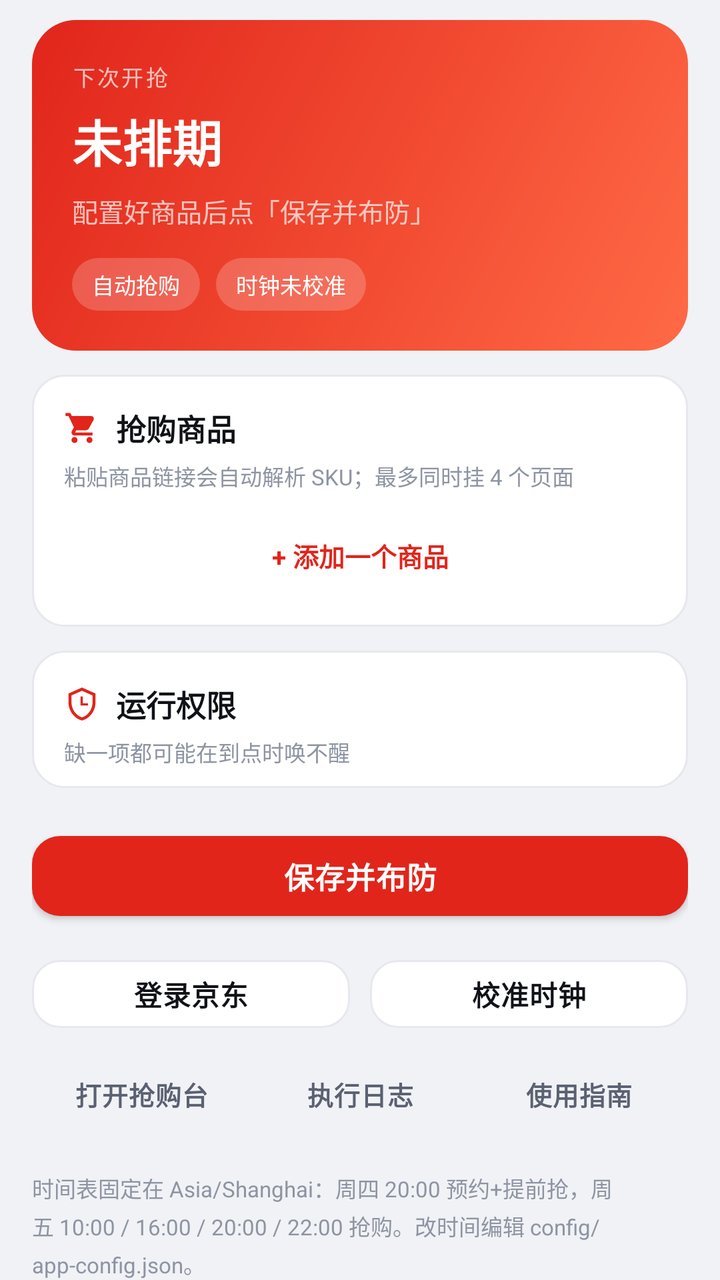
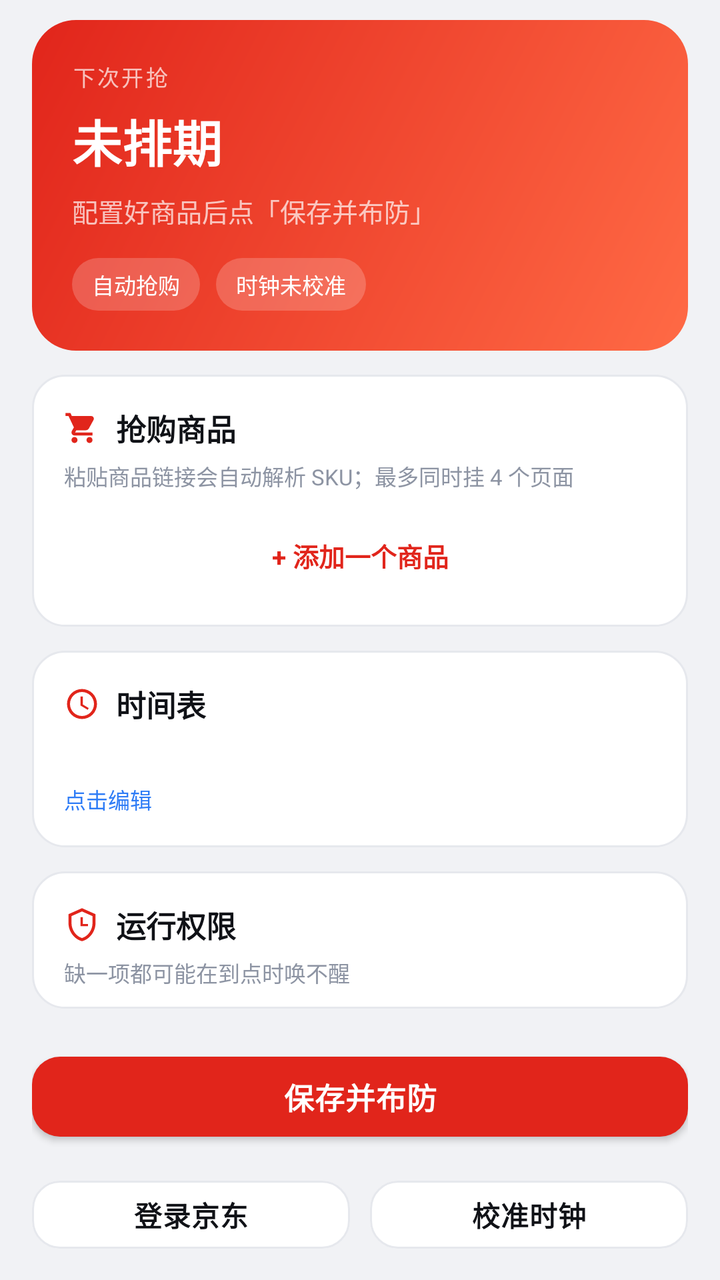

An Android layout rendered at two revisions. The XML below is the earlier revision; the diff shows what the commit changed to produce the second picture.
<!-- AndroidManifest.xml: application theme Theme.JdSniper -->
<!-- res/layout/activity_main.xml -->
<?xml version="1.0" encoding="utf-8"?>
<ScrollView xmlns:android="http://schemas.android.com/apk/res/android"
    android:layout_width="match_parent"
    android:layout_height="match_parent"
    android:background="@color/bg"
    android:clipToPadding="false"
    android:fillViewport="true"
    android:scrollbars="none">

    <LinearLayout
        android:layout_width="match_parent"
        android:layout_height="wrap_content"
        android:orientation="vertical"
        android:paddingStart="16dp"
        android:paddingTop="10dp"
        android:paddingEnd="16dp"
        android:paddingBottom="28dp">

        
        <LinearLayout
            android:layout_width="match_parent"
            android:layout_height="wrap_content"
            android:background="@drawable/bg_header"
            android:orientation="vertical"
            android:padding="20dp">

            <TextView
                android:layout_width="wrap_content"
                android:layout_height="wrap_content"
                android:letterSpacing="0.1"
                android:text="@string/next_label"
                android:textColor="@color/white_70"
                android:textSize="11sp" />

            <TextView
                android:id="@+id/tvNextTime"
                android:layout_width="match_parent"
                android:layout_height="wrap_content"
                android:layout_marginTop="6dp"
                android:includeFontPadding="false"
                android:text="@string/next_event_none"
                android:textColor="#FFFFFF"
                android:textSize="25sp"
                android:textStyle="bold" />

            <TextView
                android:id="@+id/tvCountdown"
                android:layout_width="match_parent"
                android:layout_height="wrap_content"
                android:layout_marginTop="7dp"
                android:text="@string/next_empty_hint"
                android:textColor="@color/white_70"
                android:textSize="13sp" />

            <LinearLayout
                android:layout_width="match_parent"
                android:layout_height="wrap_content"
                android:layout_marginTop="14dp"
                android:orientation="horizontal">

                <TextView
                    android:id="@+id/tvModePill"
                    android:layout_width="wrap_content"
                    android:layout_height="wrap_content"
                    android:background="@drawable/bg_pill_white"
                    android:paddingStart="10dp"
                    android:paddingTop="5dp"
                    android:paddingEnd="10dp"
                    android:paddingBottom="5dp"
                    android:text="@string/pill_auto"
                    android:textColor="#FFFFFF"
                    android:textSize="11sp" />

                <TextView
                    android:id="@+id/tvClockPill"
                    android:layout_width="wrap_content"
                    android:layout_height="wrap_content"
                    android:layout_marginStart="8dp"
                    android:background="@drawable/bg_pill_white"
                    android:paddingStart="10dp"
                    android:paddingTop="5dp"
                    android:paddingEnd="10dp"
                    android:paddingBottom="5dp"
                    android:text="@string/pill_clock_bad"
                    android:textColor="#FFFFFF"
                    android:textSize="11sp" />
            </LinearLayout>
        </LinearLayout>

        
        <LinearLayout
            android:layout_width="match_parent"
            android:layout_height="wrap_content"
            android:layout_marginTop="12dp"
            android:background="@drawable/bg_card"
            android:orientation="vertical"
            android:padding="16dp">

            <LinearLayout
                android:layout_width="match_parent"
                android:layout_height="wrap_content"
                android:gravity="center_vertical"
                android:orientation="horizontal">

                <ImageView
                    android:layout_width="18dp"
                    android:layout_height="18dp"
                    android:contentDescription="@string/item_title"
                    android:src="@drawable/ic_cart"
                    android:tint="@color/brand_red" />

                <TextView
                    style="@style/Text.SectionTitle"
                    android:layout_width="0dp"
                    android:layout_height="wrap_content"
                    android:layout_marginStart="8dp"
                    android:layout_weight="1"
                    android:text="@string/item_title" />

                <TextView
                    android:id="@+id/tvItemCount"
                    style="@style/Text.Caption"
                    android:layout_width="wrap_content"
                    android:layout_height="wrap_content" />
            </LinearLayout>

            <TextView
                style="@style/Text.Caption"
                android:layout_width="match_parent"
                android:layout_height="wrap_content"
                android:layout_marginTop="5dp"
                android:text="@string/item_hint" />

            <LinearLayout
                android:id="@+id/itemBox"
                android:layout_width="match_parent"
                android:layout_height="wrap_content"
                android:layout_marginTop="2dp"
                android:orientation="vertical" />

            <TextView
                android:id="@+id/tvAddItem"
                android:layout_width="match_parent"
                android:layout_height="wrap_content"
                android:layout_marginTop="10dp"
                android:background="?attr/selectableItemBackground"
                android:gravity="center"
                android:paddingTop="10dp"
                android:paddingBottom="10dp"
                android:text="@string/item_add"
                android:textColor="@color/brand_red"
                android:textSize="13sp"
                android:textStyle="bold" />
        </LinearLayout>

        
        <LinearLayout
            android:layout_width="match_parent"
            android:layout_height="wrap_content"
            android:layout_marginTop="12dp"
            android:background="@drawable/bg_card"
            android:orientation="vertical"
            android:paddingStart="16dp"
            android:paddingTop="16dp"
            android:paddingEnd="16dp"
            android:paddingBottom="8dp">

            <LinearLayout
                android:layout_width="match_parent"
                android:layout_height="wrap_content"
                android:gravity="center_vertical"
                android:orientation="horizontal">

                <ImageView
                    android:layout_width="18dp"
                    android:layout_height="18dp"
                    android:contentDescription="@string/perm_title"
                    android:src="@drawable/ic_shield"
                    android:tint="@color/brand_red" />

                <TextView
                    style="@style/Text.SectionTitle"
                    android:layout_width="0dp"
                    android:layout_height="wrap_content"
                    android:layout_marginStart="8dp"
                    android:layout_weight="1"
                    android:text="@string/perm_title" />

                <TextView
                    android:id="@+id/tvPermCount"
                    style="@style/Text.Caption"
                    android:layout_width="wrap_content"
                    android:layout_height="wrap_content" />
            </LinearLayout>

            <TextView
                style="@style/Text.Caption"
                android:layout_width="match_parent"
                android:layout_height="wrap_content"
                android:layout_marginTop="5dp"
                android:text="@string/perm_hint" />

            <LinearLayout
                android:id="@+id/permBox"
                android:layout_width="match_parent"
                android:layout_height="wrap_content"
                android:layout_marginTop="2dp"
                android:orientation="vertical" />
        </LinearLayout>

        <com.google.android.material.button.MaterialButton
            android:id="@+id/btnSave"
            android:layout_width="match_parent"
            android:layout_height="wrap_content"
            android:layout_marginTop="18dp"
            android:text="@string/btn_save" />

        <LinearLayout
            android:layout_width="match_parent"
            android:layout_height="wrap_content"
            android:layout_marginTop="10dp"
            android:orientation="horizontal">

            <com.google.android.material.button.MaterialButton
                android:id="@+id/btnLogin"
                style="@style/Widget.JdSniper.Button.Outlined"
                android:layout_width="0dp"
                android:layout_height="wrap_content"
                android:layout_weight="1"
                android:text="@string/btn_login" />

            <com.google.android.material.button.MaterialButton
                android:id="@+id/btnSync"
                style="@style/Widget.JdSniper.Button.Outlined"
                android:layout_width="0dp"
                android:layout_height="wrap_content"
                android:layout_marginStart="10dp"
                android:layout_weight="1"
                android:text="@string/btn_sync" />
        </LinearLayout>

        <LinearLayout
            android:layout_width="match_parent"
            android:layout_height="wrap_content"
            android:layout_marginTop="6dp"
            android:orientation="horizontal">

            <com.google.android.material.button.MaterialButton
                android:id="@+id/btnPrewarm"
                style="@style/Widget.JdSniper.Button.Text"
                android:layout_width="0dp"
                android:layout_height="wrap_content"
                android:layout_weight="1"
                android:text="@string/btn_prewarm" />

            <com.google.android.material.button.MaterialButton
                android:id="@+id/btnLog"
                style="@style/Widget.JdSniper.Button.Text"
                android:layout_width="0dp"
                android:layout_height="wrap_content"
                android:layout_weight="1"
                android:text="@string/btn_log" />

            <com.google.android.material.button.MaterialButton
                android:id="@+id/btnGuide"
                style="@style/Widget.JdSniper.Button.Text"
                android:layout_width="0dp"
                android:layout_height="wrap_content"
                android:layout_weight="1"
                android:text="@string/btn_guide" />
        </LinearLayout>

        <TextView
            style="@style/Text.Caption"
            android:layout_width="match_parent"
            android:layout_height="wrap_content"
            android:layout_marginTop="18dp"
            android:lineSpacingExtra="3dp"
            android:text="@string/hint_footer" />
    </LinearLayout>
</ScrollView>
<!-- resources referenced by this layout -->
<resources>
  <color name="bg">#F1F2F5</color>
  <color name="brand_red">#E1251B</color>
  <color name="white_70">#B3FFFFFF</color>
  <!-- drawable bg_card (drawable) -->
  <?xml version="1.0" encoding="utf-8"?>
  <shape xmlns:android="http://schemas.android.com/apk/res/android"
      android:shape="rectangle">
      <solid android:color="@color/surface" />
      <corners android:radius="16dp" />
      <stroke
          android:width="1dp"
          android:color="@color/stroke" />
  </shape>
  <!-- drawable bg_pill_white (drawable) -->
  <?xml version="1.0" encoding="utf-8"?>
  <shape xmlns:android="http://schemas.android.com/apk/res/android"
      android:shape="rectangle">
      <solid android:color="@color/white_20" />
      <corners android:radius="100dp" />
  </shape>
  <string name="btn_guide">使用指南</string>
  <string name="btn_log">执行日志</string>
  <string name="btn_login">登录京东</string>
  <string name="btn_prewarm">打开抢购台</string>
  <string name="btn_save">保存并布防</string>
  <string name="btn_sync">校准时钟</string>
  <string name="hint_footer">时间表固定在 Asia/Shanghai：周四 20:00 预约+提前抢，周五 10:00 / 16:00 / 20:00 / 22:00 抢购。改时间编辑 config/app-config.json。</string>
  <string name="item_add">+ 添加一个商品</string>
  <string name="item_hint">粘贴商品链接会自动解析 SKU；最多同时挂 4 个页面</string>
  <string name="item_title">抢购商品</string>
  <string name="next_empty_hint">配置好商品后点「保存并布防」</string>
  <string name="next_event_none">未排期</string>
  <string name="next_label">下次开抢</string>
  <string name="perm_hint">缺一项都可能在到点时唤不醒</string>
  <string name="perm_title">运行权限</string>
  <string name="pill_auto">自动抢购</string>
  <string name="pill_clock_bad">时钟未校准</string>
  <style name="Text.Caption" parent="">
          <item name="android:textSize">11sp</item>
          <item name="android:textColor">@color/text_tertiary</item>
          <item name="android:includeFontPadding">false</item>
      </style>
  <style name="Text.SectionTitle" parent="">
          <item name="android:textSize">15sp</item>
          <item name="android:textStyle">bold</item>
          <item name="android:textColor">@color/text_primary</item>
          <item name="android:includeFontPadding">false</item>
      </style>
  <style name="Widget.JdSniper.Button.Text" parent="Widget.MaterialComponents.Button.TextButton">
          <item name="cornerRadius">12dp</item>
          <item name="android:textSize">13sp</item>
          <item name="android:minHeight">42dp</item>
          <item name="android:textColor">@color/text_secondary</item>
      </style>
  <color name="surface">#FFFFFF</color>
  <color name="stroke">#E6E8ED</color>
  <color name="white_20">#33FFFFFF</color>
  <color name="text_tertiary">#8D94A3</color>
  <color name="text_primary">#101217</color>
  <color name="text_secondary">#5A6172</color>
  <color name="brand_red_dark">#B01A12</color>
  <color name="ok_green">#0BA36B</color>
  <color name="surface_alt">#FAFBFC</color>
  <!-- unchanged entries left out for length: 6 -->
</resources>

<!-- the commit's change to res/layout/activity_main.xml (unified diff, before → after) -->
@@ -155,6 +155,64 @@
 
         
         <LinearLayout
+            android:id="@+id/cardSchedule"
+            android:layout_width="match_parent"
+            android:layout_height="wrap_content"
+            android:layout_marginTop="12dp"
+            android:background="@drawable/bg_card"
+            android:clickable="true"
+            android:focusable="true"
+            android:foreground="?attr/selectableItemBackground"
+            android:orientation="vertical"
+            android:padding="16dp">
+
+            <LinearLayout
+                android:layout_width="match_parent"
+                android:layout_height="wrap_content"
+                android:gravity="center_vertical"
+                android:orientation="horizontal">
+
+                <ImageView
+                    android:layout_width="18dp"
+                    android:layout_height="18dp"
+                    android:contentDescription="@string/schedule_title"
+                    android:src="@drawable/ic_clock"
+                    android:tint="@color/brand_red" />
+
+                <TextView
+                    style="@style/Text.SectionTitle"
+                    android:layout_width="0dp"
+                    android:layout_height="wrap_content"
+                    android:layout_marginStart="8dp"
+                    android:layout_weight="1"
+                    android:text="@string/schedule_title" />
+
+                <TextView
+                    android:id="@+id/tvScheduleCount"
+                    style="@style/Text.Caption"
+                    android:layout_width="wrap_content"
+                    android:layout_height="wrap_content" />
+            </LinearLayout>
+
+            <TextView
+                android:id="@+id/tvSchedulePreview"
+                style="@style/Text.Body"
+                android:layout_width="match_parent"
+                android:layout_height="wrap_content"
+                android:layout_marginTop="7dp"
+                android:lineSpacingExtra="2dp" />
+
+            <TextView
+                android:layout_width="wrap_content"
+                android:layout_height="wrap_content"
+                android:layout_marginTop="6dp"
+                android:text="@string/schedule_edit"
+                android:textColor="@color/info_blue"
+                android:textSize="11sp" />
+        </LinearLayout>
+
+        
+        <LinearLayout
             android:layout_width="match_parent"
             android:layout_height="wrap_content"
             android:layout_marginTop="12dp"
<!-- resource entries referenced after the edit -->
@@ -2,6 +2,7 @@
 <resources>
   <color name="bg">#F1F2F5</color>
   <color name="brand_red">#E1251B</color>
+  <color name="info_blue">#2E7CF6</color>
   <color name="white_70">#B3FFFFFF</color>
   <!-- drawable bg_card (drawable) -->
   <?xml version="1.0" encoding="utf-8"?>
@@ -20,6 +21,17 @@
       <solid android:color="@color/white_20" />
       <corners android:radius="100dp" />
   </shape>
+  <!-- drawable ic_clock (drawable) -->
+  <?xml version="1.0" encoding="utf-8"?>
+  <vector xmlns:android="http://schemas.android.com/apk/res/android"
+      android:width="24dp"
+      android:height="24dp"
+      android:viewportWidth="24"
+      android:viewportHeight="24">
+      <path
+          android:fillColor="#FFFFFFFF"
+          android:pathData="M12,2A10,10 0 1,0 12,22A10,10 0 0,0 12,2M12,20A8,8 0 1,1 12,4A8,8 0 0,1 12,20M12.5,7H11V13L15.8,15.9L16.5,14.7L12.5,12.3V7Z" />
+  </vector>
   <string name="btn_guide">使用指南</string>
   <string name="btn_log">执行日志</string>
   <string name="btn_login">登录京东</string>
@@ -37,6 +49,13 @@
   <string name="perm_title">运行权限</string>
   <string name="pill_auto">自动抢购</string>
   <string name="pill_clock_bad">时钟未校准</string>
+  <string name="schedule_edit">点击编辑</string>
+  <string name="schedule_title">时间表</string>
+  <style name="Text.Body" parent="">
+          <item name="android:textSize">13sp</item>
+          <item name="android:textColor">@color/text_secondary</item>
+          <item name="android:includeFontPadding">false</item>
+      </style>
   <style name="Text.Caption" parent="">
           <item name="android:textSize">11sp</item>
           <item name="android:textColor">@color/text_tertiary</item>
